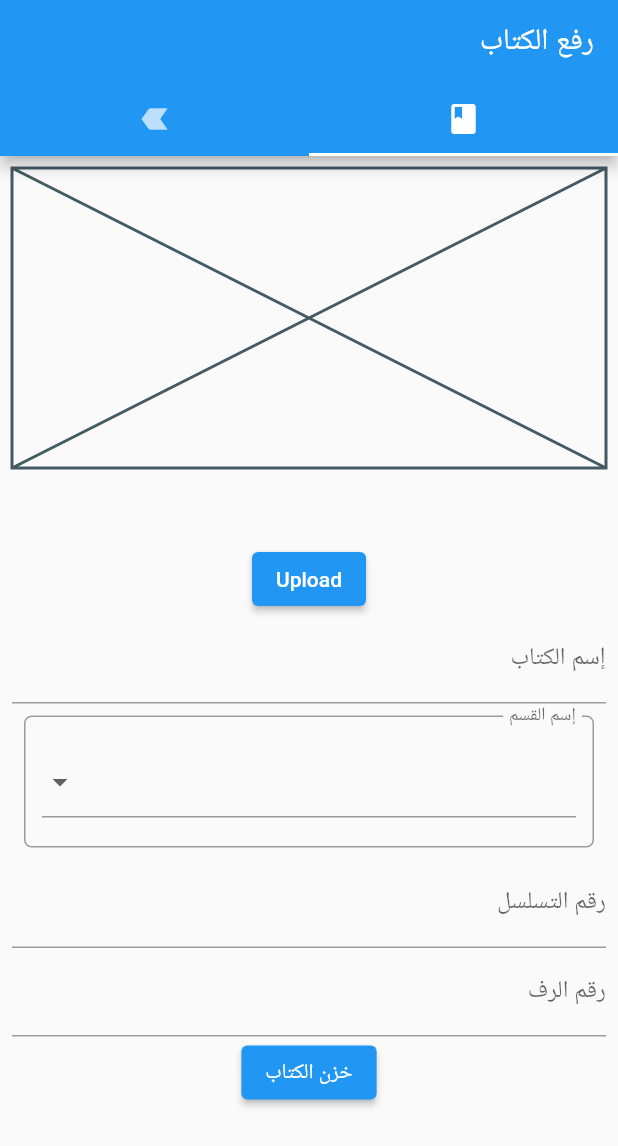
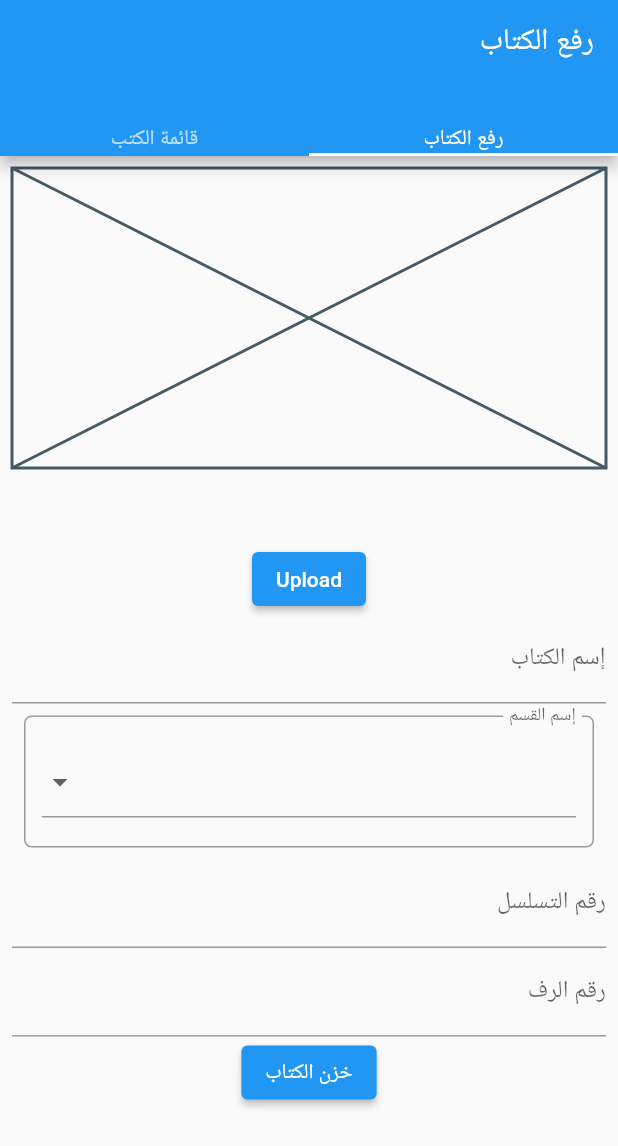
Before and after one commit to salam73/alsafwalib, a Flutter app: the screen it shows after launch, on a phone screen of 412 x 824 dp. Shown: the top 1146 px of the screen. Run offline on Flutter 3.47's test engine with Material 2 defaults, Android fonts, the phone set to English and light mode, and no system bars; our stand-ins replace cloud_firestore, file_picker, firebase_core, firebase_database, firebase_storage, flutter_vector_icons; missing offline and left inert: dart:html, notion_api, tab_container; accounts and stored records are empty; generated files the repository leaves out were written again.

Commit message:
just update

```diff
--- a/lib/views/add_books.dart
+++ b/lib/views/add_books.dart
@@ -169,8 +169,8 @@ class _AddBooksState extends State<AddBooks> {
                   title: const Text('رفع الكتاب'),
                   bottom: const TabBar(
                     tabs: [
-                      Tab(icon: Icon(Icons.book)),
-                      Tab(icon: Icon(Icons.label_important)),
+                      Text('رفع الكتاب'),
+                      Text('قائمة الكتب'),
                     ],
                   ),
                 ),
```
